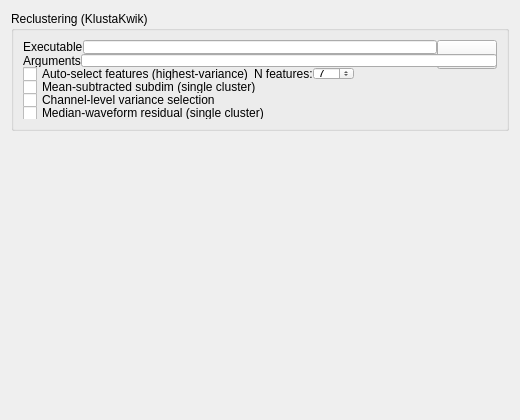
Old version of the form src/klusters/src/prefreclusteringlayout.ui in the repository Gravios/neurosuite-3.
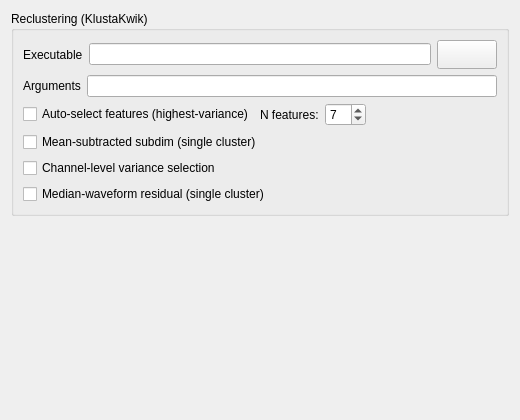
New version of the form.

Commit message: klusters: fix squished Reclustering preferences layout

What changed in the file:
```diff
--- a/src/klusters/src/prefreclusteringlayout.ui
+++ b/src/klusters/src/prefreclusteringlayout.ui
@@ -13,12 +13,6 @@
          <verstretch>0</verstretch>
         </sizepolicy>
        </property>
-       <property name="maximumSize">
-        <size>
-         <width>32767</width>
-         <height>120</height>
-        </size>
-       </property>
        <property name="title">
         <string>Reclustering (KlustaKwik)</string>
        </property>
@@ -26,7 +20,7 @@
         <item row="0" column="0">
          <layout class="QVBoxLayout">
           <property name="spacing">
-           <number>0</number>
+           <number>6</number>
           </property>
           <item>
            <layout class="QHBoxLayout">
```
